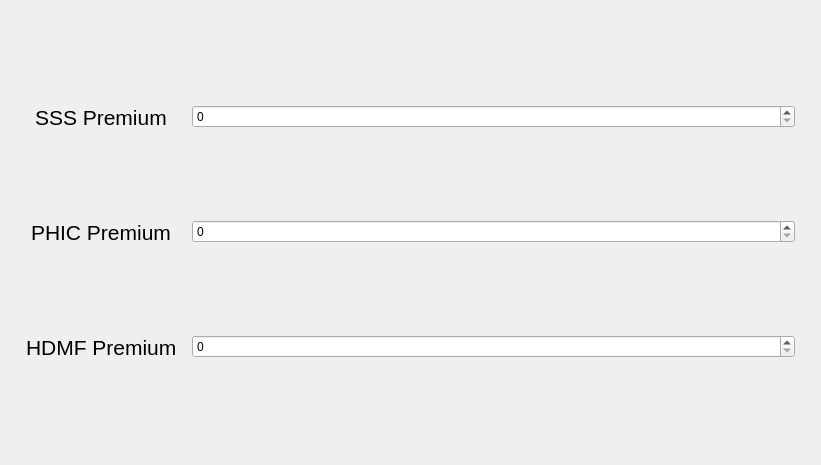
Old version of the form UI/Dialogs/premium_values_widget.ui in the repository Justin-Kuchmy/JustPay_App.
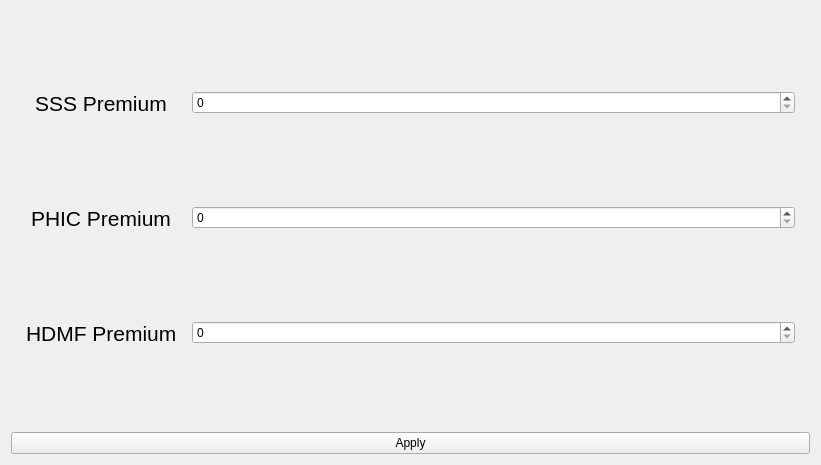
New version of the form.

Commit message: added apply btn

Diff of the .ui file:
```diff
--- a/UI/Dialogs/premium_values_widget.ui
+++ b/UI/Dialogs/premium_values_widget.ui
@@ -19,7 +19,7 @@
   <property name="windowTitle">
    <string>Form</string>
   </property>
-  <layout class="QHBoxLayout" name="horizontalLayout">
+  <layout class="QVBoxLayout" name="verticalLayout">
    <item>
     <layout class="QFormLayout" name="formLayout">
      <property name="labelAlignment">
@@ -100,6 +100,13 @@
      </item>
     </layout>
    </item>
+   <item>
+    <widget class="QPushButton" name="applyButton">
+     <property name="text">
+      <string>Apply</string>
+     </property>
+    </widget>
+   </item>
   </layout>
  </widget>
  <resources/>
```
